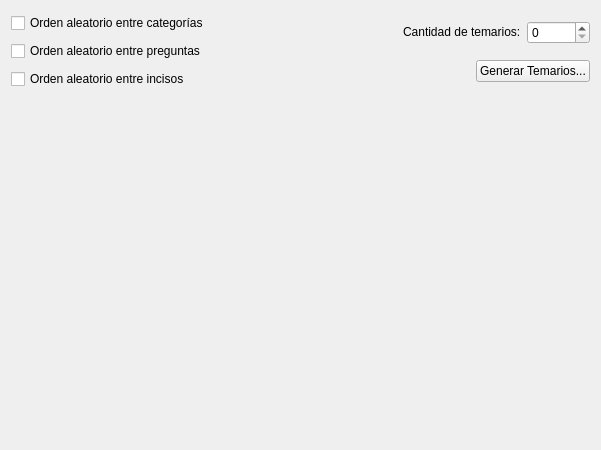
Old version of the form qtui/ui/page2_generate.ui in the repository matcom/autoexam.
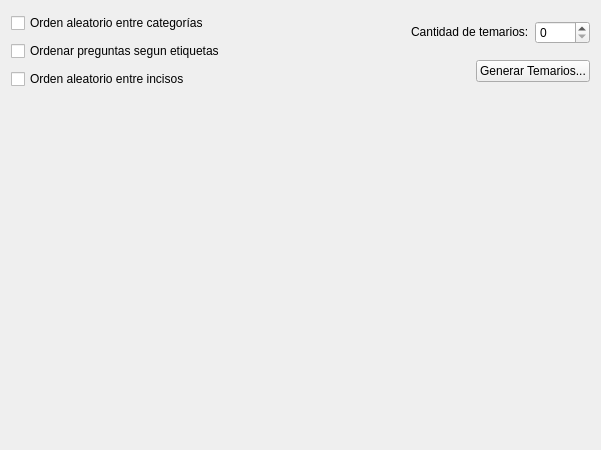
New version of the form.

The edit to the form file:
```diff
--- a/qtui/ui/page2_generate.ui
+++ b/qtui/ui/page2_generate.ui
@@ -24,7 +24,7 @@
        <item row="1" column="0">
         <widget class="QCheckBox" name="checkBox_2">
          <property name="text">
-          <string>Orden aleatorio entre preguntas</string>
+          <string>Ordenar preguntas segun etiquetas</string>
          </property>
         </widget>
        </item>
```
Left out of the diff: 18 changed lines with no effect on the pictures. Lines whose indentation alone changed are shown as unchanged.
